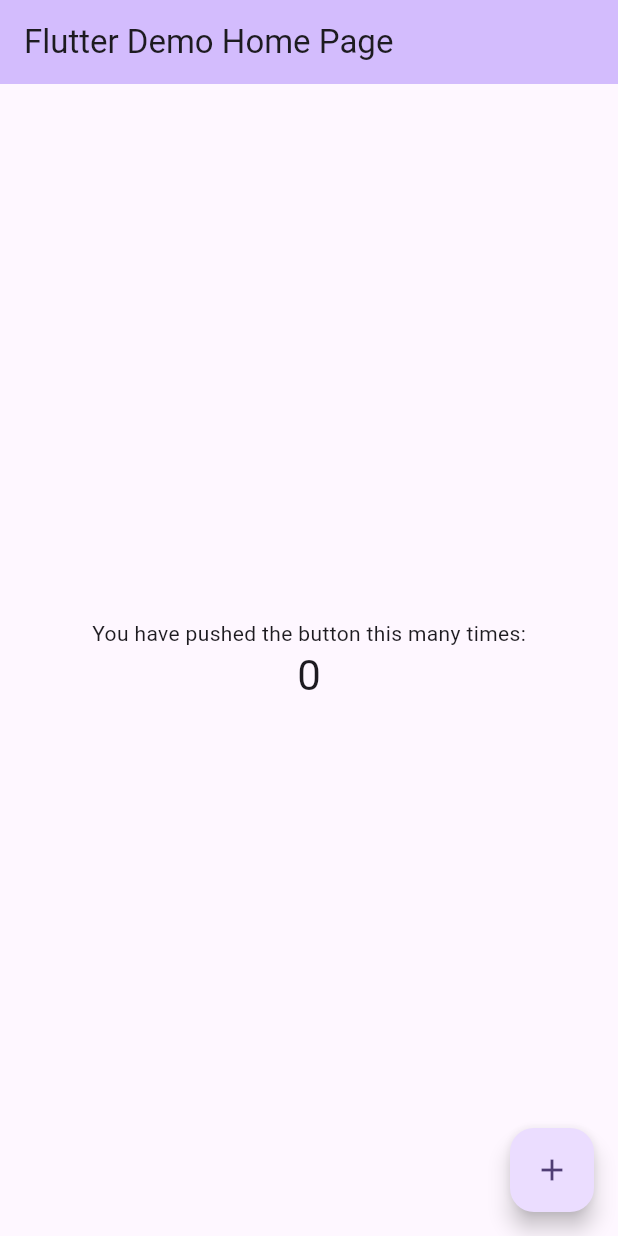
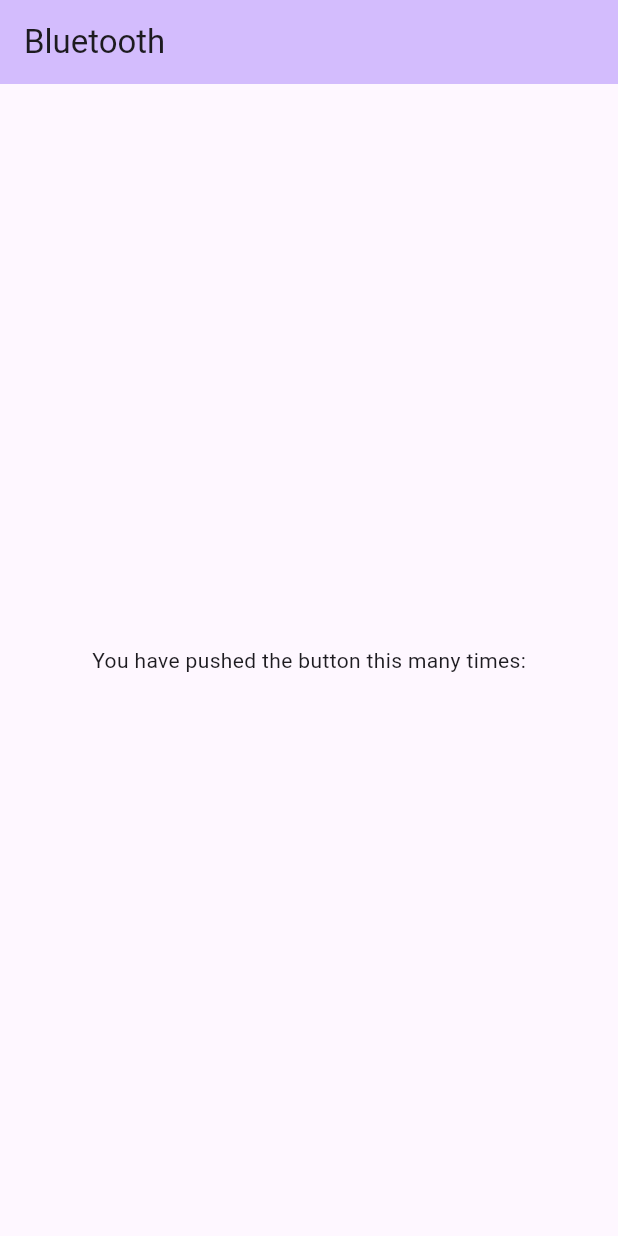
Before and after one commit to Niklas-gif/flutter_arduino_bluetooth_example, a Flutter app: the screen it shows after launch, on a phone screen of 412 x 824 dp. Run offline on Flutter 3.47's test engine with Material 3 defaults, Android fonts, the phone set to English and light mode, and no system bars.

```diff
--- a/lib/main.dart
+++ b/lib/main.dart
@@ -1,4 +1,5 @@
 import 'package:flutter/material.dart';
+import 'package:provider/provider.dart';
 
 void main() {
   runApp(const MyApp());
@@ -10,116 +11,47 @@ class MyApp extends StatelessWidget {
   // This widget is the root of your application.
   @override
   Widget build(BuildContext context) {
-    return MaterialApp(
+    return ChangeNotifierProvider(
+        create:(context)=>AppState(),
+        child:MaterialApp(
       title: 'Flutter Demo',
       theme: ThemeData(
-        // This is the theme of your application.
-        //
-        // TRY THIS: Try running your application with "flutter run". You'll see
-        // the application has a purple toolbar. Then, without quitting the app,
-        // try changing the seedColor in the colorScheme below to Colors.green
-        // and then invoke "hot reload" (save your changes or press the "hot
-        // reload" button in a Flutter-supported IDE, or press "r" if you used
-        // the command line to start the app).
-        //
-        // Notice that the counter didn't reset back to zero; the application
-        // state is not lost during the reload. To reset the state, use hot
-        // restart instead.
-        //
-        // This works for code too, not just values: Most code changes can be
-        // tested with just a hot reload.
         colorScheme: ColorScheme.fromSeed(seedColor: Colors.deepPurple),
         useMaterial3: true,
       ),
-      home: const MyHomePage(title: 'Flutter Demo Home Page'),
+      home: MyHomePage(),
+    )
     );
   }
 }
 
-class MyHomePage extends StatefulWidget {
-  const MyHomePage({super.key, required this.title});
+class AppState extends ChangeNotifier {
 
-  // This widget is the home page of your application. It is stateful, meaning
-  // that it has a State object (defined below) that contains fields that affect
-  // how it looks.
-
-  // This class is the configuration for the state. It holds the values (in this
-  // case the title) provided by the parent (in this case the App widget) and
-  // used by the build method of the State. Fields in a Widget subclass are
-  // always marked "final".
-
-  final String title;
-
-  @override
-  State<MyHomePage> createState() => _MyHomePageState();
 }
 
-class _MyHomePageState extends State<MyHomePage> {
-  int _counter = 0;
-
-  void _incrementCounter() {
-    setState(() {
-      // This call to setState tells the Flutter framework that something has
-      // changed in this State, which causes it to rerun the build method below
-      // so that the display can reflect the updated values. If we changed
-      // _counter without calling setState(), then the build method would not be
-      // called again, and so nothing would appear to happen.
-      _counter++;
-    });
-  }
+class MyHomePage extends StatelessWidget {
+  const MyHomePage({super.key});
 
   @override
   Widget build(BuildContext context) {
-    // This method is rerun every time setState is called, for instance as done
-    // by the _incrementCounter method above.
-    //
-    // The Flutter framework has been optimized to make rerunning build methods
-    // fast, so that you can just rebuild anything that needs updating rather
-    // than having to individually change instances of widgets.
     return Scaffold(
       appBar: AppBar(
-        // TRY THIS: Try changing the color here to a specific color (to
-        // Colors.amber, perhaps?) and trigger a hot reload to see the AppBar
-        // change color while the other colors stay the same.
-        backgroundColor: Theme.of(context).colorScheme.inversePrimary,
-        // Here we take the value from the MyHomePage object that was created by
-        // the App.build method, and use it to set our appbar title.
-        title: Text(widget.title),
+        backgroundColor: Theme
+            .of(context)
+            .colorScheme
+            .inversePrimary,
+        title: const Text("Bluetooth"),
       ),
-      body: Center(
-        // Center is a layout widget. It takes a single child and positions it
-        // in the middle of the parent.
+      body: const Center(
         child: Column(
-          // Column is also a layout widget. It takes a list of children and
-          // arranges them vertically. By default, it sizes itself to fit its
-          // children horizontally, and tries to be as tall as its parent.
-          //
-          // Column has various properties to control how it sizes itself and
-          // how it positions its children. Here we use mainAxisAlignment to
-          // center the children vertically; the main axis here is the vertical
-          // axis because Columns are vertical (the cross axis would be
-          // horizontal).
-          //
-          // TRY THIS: Invoke "debug painting" (choose the "Toggle Debug Paint"
-          // action in the IDE, or press "p" in the console), to see the
-          // wireframe for each widget.
           mainAxisAlignment: MainAxisAlignment.center,
           children: <Widget>[
-            const Text(
+            Text(
               'You have pushed the button this many times:',
-            ),
-            Text(
-              '$_counter',
-              style: Theme.of(context).textTheme.headlineMedium,
             ),
           ],
         ),
       ),
-      floatingActionButton: FloatingActionButton(
-        onPressed: _incrementCounter,
-        tooltip: 'Increment',
-        child: const Icon(Icons.add),
-      ), // This trailing comma makes auto-formatting nicer for build methods.
     );
   }
 }
--- a/pubspec.yaml
+++ b/pubspec.yaml
@@ -35,6 +35,9 @@ dependencies:
   # The following adds the Cupertino Icons font to your application.
   # Use with the CupertinoIcons class for iOS style icons.
   cupertino_icons: ^1.0.6
+  provider: ^6.1.1
+  flutter_bluetooth_serial: ^0.4.0
+  permission_handler: ^11.3.0
 
 dev_dependencies:
   flutter_test:
```
Also changed, not shown: pubspec.lock.
